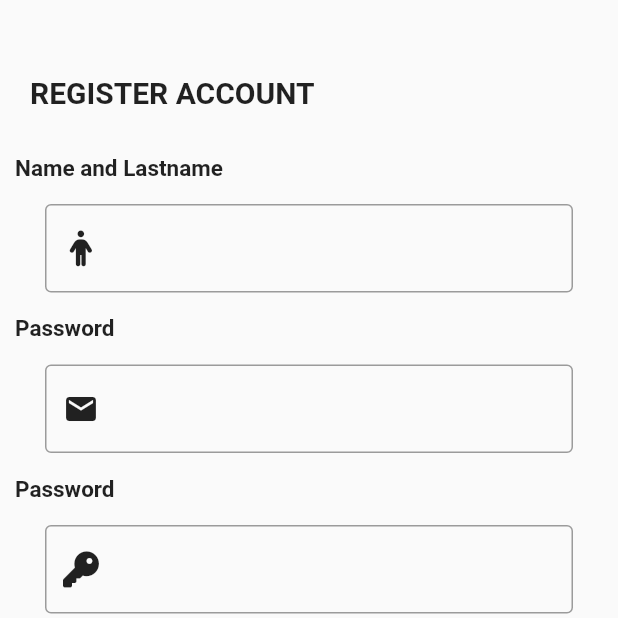
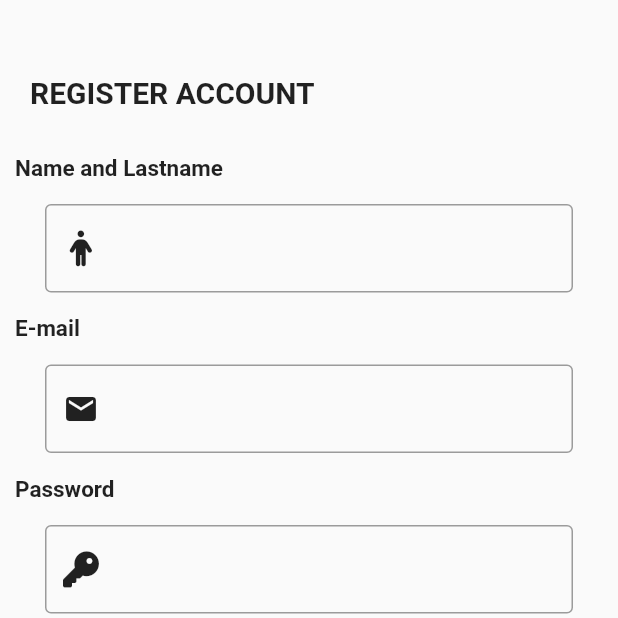
Before and after one commit to Thongek-wpm/flutter_application_demo, a Flutter app: the RegisterUi screen opened directly, on a phone screen of 412 x 824 dp, the top half of it. Run offline on Flutter 3.47's test engine with Material 2 defaults, Android fonts, the phone set to English and light mode, and no system bars; our stand-ins replace font_awesome_flutter, form_field_validator; Roboto replaces fonts that are missing (k2d.ttf).

Commit message:
commit init

```diff
--- a/lib/model/conroller.dart
+++ b/lib/model/conroller.dart
@@ -1,6 +1,10 @@
 import 'package:flutter/material.dart';
 
 class Conroller {
-  final TextEditingController username = TextEditingController(text: '');
+  final TextEditingController email = TextEditingController(text: '');
   final TextEditingController password = TextEditingController(text: '');
+  final TextEditingController fullName = TextEditingController(text: '');
+  final TextEditingController number = TextEditingController(text: '');
+  final emailReexprssion =
+      RegExp('[A-Z0-9a-z.%+-]+@[A-Za-z0-9.-]+\\.[A-Za-z]{2,4}');
 }
--- /dev/null
+++ b/lib/model/profile.dart
@@ -0,0 +1,14 @@
+
+class Profile {
+  late String fullName;
+  late String email;
+  late String password;
+  late String number;
+
+  Profile({
+    required this.fullName,
+    required this.email,
+    required this.password,
+    required this.number,
+  });
+}
--- a/lib/screens/register_ui.dart
+++ b/lib/screens/register_ui.dart
@@ -1,7 +1,9 @@
 // ignore_for_file: prefer_const_constructors, file_names
 
 import 'package:flutter/material.dart';
+import 'package:flutter_application_demo/model/profile.dart';
 import 'package:font_awesome_flutter/font_awesome_flutter.dart';
+import 'package:form_field_validator/form_field_validator.dart';
 
 class RegisterUi extends StatefulWidget {
   const RegisterUi({super.key});
@@ -13,8 +15,17 @@ class RegisterUi extends StatefulWidget {
 class _RegisterUiState extends State<RegisterUi> {
   @override
   Widget build(BuildContext context) {
+    final formKey = GlobalKey<FormState>();
+    Profile profile = Profile(
+      email: '',
+      password: '',
+      fullName: '',
+      number: '',
+    );
     return Scaffold(
       body: SingleChildScrollView(
+        child: Form(
+          key: formKey,
           child: Column(
             mainAxisAlignment: MainAxisAlignment.center,
             crossAxisAlignment: CrossAxisAlignment.start,
@@ -48,7 +59,11 @@ class _RegisterUiState extends State<RegisterUi> {
                     horizontal: 30,
                     vertical: 5,
                   ),
-                child: TextField(
+                  child: TextFormField(
+                    validator: RequiredValidator(errorText: 'you enter name'),
+                    onSaved: (String? fullname) {
+                      profile.fullName = fullname!;
+                    },
                     keyboardType: TextInputType.name,
                     decoration: InputDecoration(
                       border: OutlineInputBorder(),
@@ -61,7 +76,7 @@ class _RegisterUiState extends State<RegisterUi> {
               Padding(
                 padding: EdgeInsets.all(10),
                 child: Text(
-                'Password',
+                  'E-mail',
                   style: TextStyle(
                     fontSize: 15,
                     fontWeight: FontWeight.bold,
@@ -159,6 +174,7 @@ class _RegisterUiState extends State<RegisterUi> {
             ],
           ),
         ),
+      ),
     );
   }
 }
```
Lines whose indentation alone changed are shown as unchanged.
